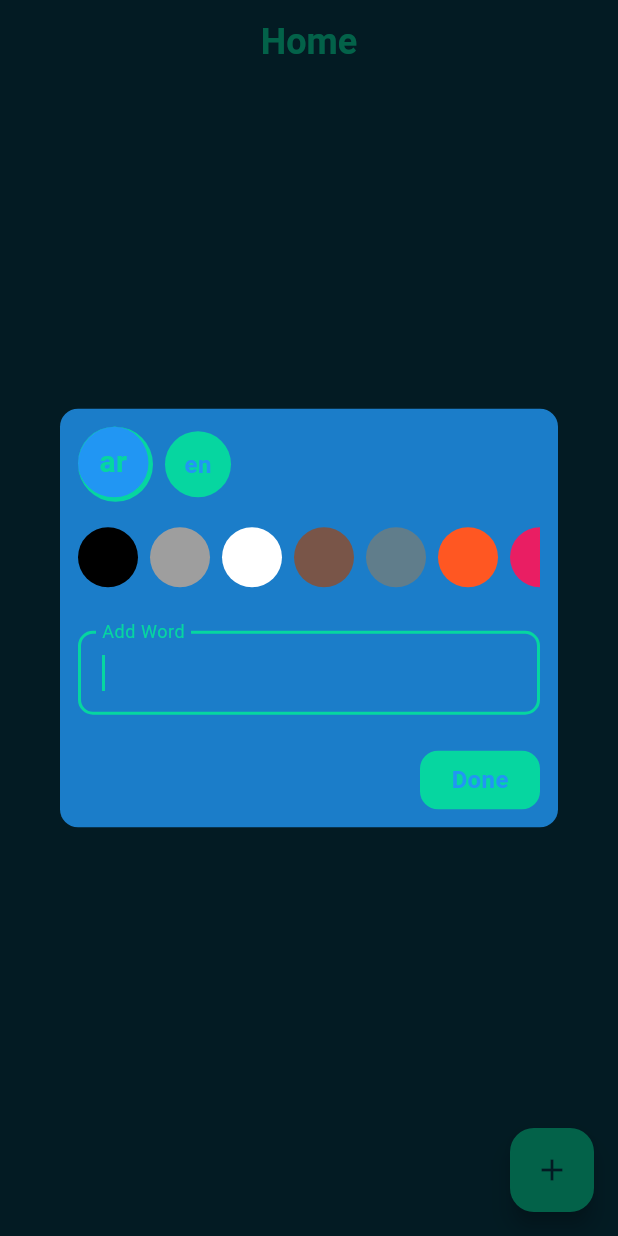
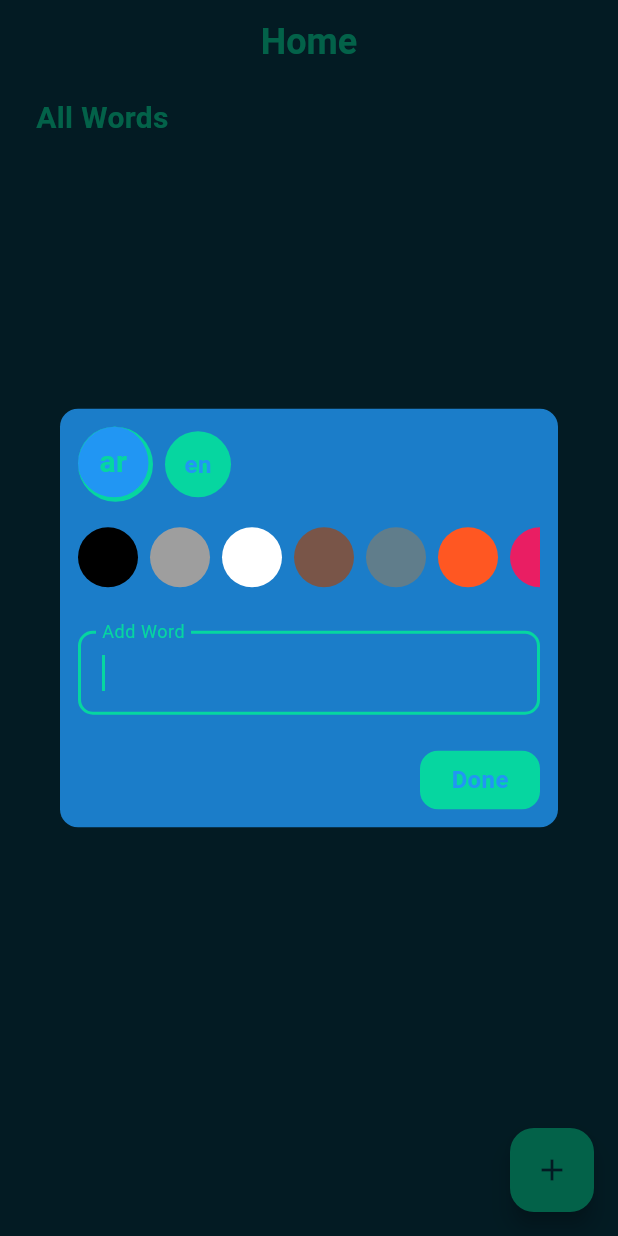
Before and after one commit to wael-saif23/words-note, a Flutter app: the screen it shows after launch, after a tap on the "add" icon, on a phone screen of 412 x 824 dp. Run offline on Flutter 3.47's test engine with Material 3 defaults, Android fonts, the phone set to English and light mode, and no system bars; our stand-ins replace bloc, flutter_bloc, hive_flutter; accounts and stored records are empty.

Commit message:
feat: Introduce language filtering for words
Adds a language filter widget to the home view, allowing users to view words in Arabic, English, or both. This enhances the user experience by providing a way to focus on specific language sets.

```diff
--- a/lib/views/screens/home_view.dart
+++ b/lib/views/screens/home_view.dart
@@ -1,7 +1,8 @@
 import 'package:flutter/material.dart';
+import 'package:words_note/controller/read_words_cubit/read_words_cubit.dart';
 import 'package:words_note/views/styles/color_manager.dart';
 import 'package:words_note/views/widgets/add_word_dialog.dart';
-
+import 'package:words_note/views/widgets/language_filter_widget.dart';
 
 class HomeView extends StatelessWidget {
   const HomeView({super.key});
@@ -13,10 +14,13 @@ class HomeView extends StatelessWidget {
       appBar: AppBar(
         title: const Text('Home'),
       ),
-      body: const Column(
-        children: [
-
-        ],
+      body: const Padding(
+        padding: EdgeInsets.symmetric(horizontal: 24, vertical: 8),
+        child: Column(
+          children: [
+            LanguageFilterWidget(),
+          ],
+        ),
       ),
     );
   }
--- /dev/null
+++ b/lib/views/widgets/language_filter_widget.dart
@@ -0,0 +1,31 @@
+import 'package:flutter/widgets.dart';
+import 'package:words_note/controller/read_words_cubit/read_words_cubit.dart';
+import 'package:words_note/views/styles/color_manager.dart';
+
+class LanguageFilterWidget extends StatelessWidget {
+  const LanguageFilterWidget({super.key});
+
+  @override
+  Widget build(BuildContext context) {
+    return Row(
+      children: [
+        Text(_getLanguageFiltertoString(languageFilter: ReadWordsCubit.get(context).languageFilter),
+        style: const TextStyle(fontSize: 20,
+        color: ColorManager.emerald,
+        fontWeight: FontWeight.bold
+        ),),
+      ],
+    );
+  }
+
+  String _getLanguageFiltertoString({required LanguageFilter languageFilter}) {
+    switch (languageFilter) {
+      case LanguageFilter.arabic:
+        return 'Arabic Words';
+      case LanguageFilter.english:
+        return 'English Words';
+      case LanguageFilter.both:
+        return 'All Words';
+    }
+  }
+}
```
